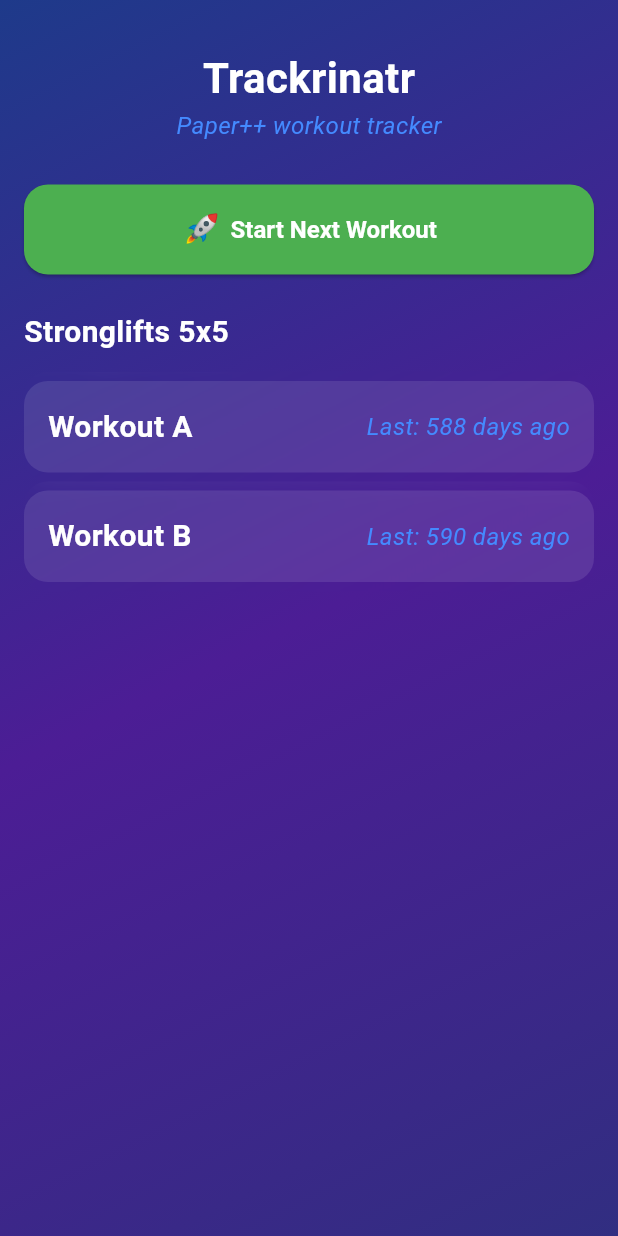
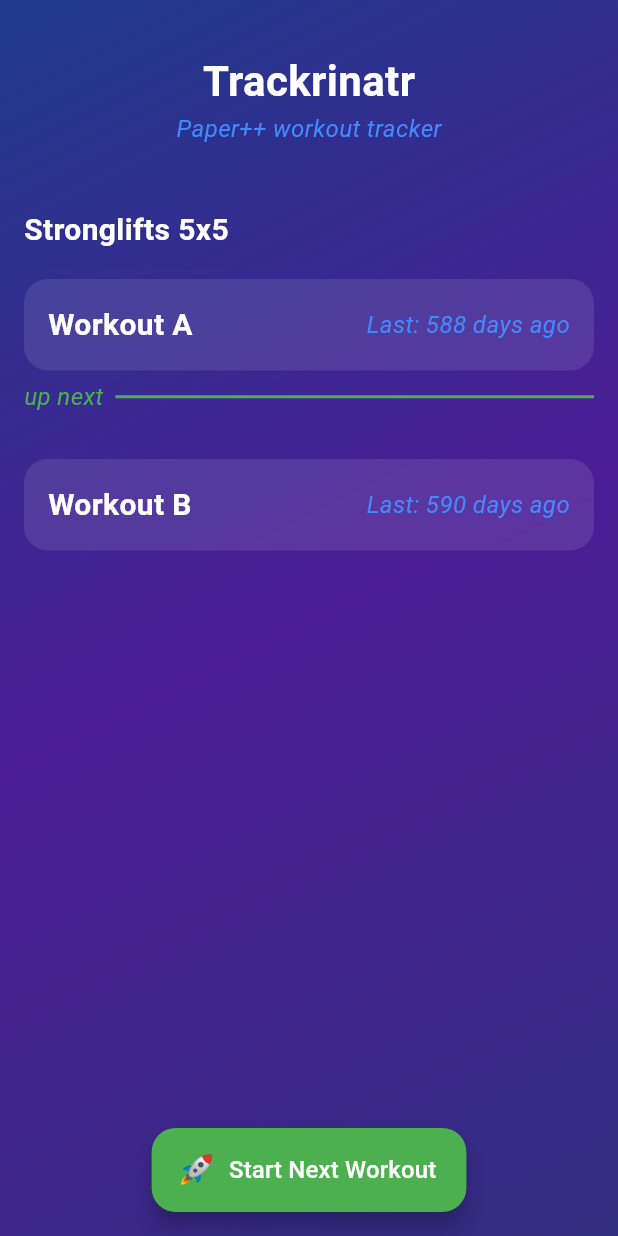
Before and after one commit to c3hmke/trackrinatr, a Flutter app: the screen it shows after launch, on a phone screen of 412 x 824 dp. Run offline on Flutter 3.47's test engine with Material 3 defaults, Android fonts, the phone set to English and light mode, and no system bars.

Commit message:
Shift the WorkoutsList into a widget; add some style updates

```diff
--- a/lib/app/theme.dart
+++ b/lib/app/theme.dart
@@ -45,12 +45,12 @@ class AppColors {
 
   static const primary = Color(0xff4927f5);
   static const accent = Color(0xff9c27b0);
-  static const success = Color(0xff27f549);
+  static const accentAlt = Color(0xff4caf50);
+  static const accentOpt = Color(0xff448aff);
 
   static const textPrimary = Color(0xffffffff);
   static const textSecondary = Color(0xff90caf9);
 
-  static const tertiaryAccent = Color(0xff448aff);
 }
 
 /// Define the text styles used by the application
@@ -59,6 +59,7 @@ class AppText {
   static const subheading = TextStyle(fontSize: 20, fontWeight: FontWeight.bold, color: AppColors.textPrimary);
   static const important = TextStyle(fontSize: 32, fontWeight: FontWeight.bold, color: AppColors.textPrimary);
   static const body = TextStyle(fontSize: 16, color: AppColors.textPrimary);
-  static const caption = TextStyle(fontSize: 16, fontStyle: FontStyle.italic ,color: Colors.blueAccent);
+  static const caption = TextStyle(fontSize: 16, fontStyle: FontStyle.italic ,color: AppColors.accentOpt);
+  static const captionAlt = TextStyle(fontSize: 16, fontStyle: FontStyle.italic ,color: AppColors.accentAlt);
   static const small = TextStyle(color: AppColors.textSecondary, fontSize: 12);
 }
--- a/lib/screens/home_screen.dart
+++ b/lib/screens/home_screen.dart
@@ -1,8 +1,9 @@
 import 'package:flutter/material.dart';
 import 'package:trackrinatr/app/theme.dart';
-import 'package:trackrinatr/screens/exercise_screen.dart';
 import 'package:trackrinatr/models/workout.dart';
 import 'package:trackrinatr/models/exercise.dart';
+import 'package:trackrinatr/widgets/start_workout_button.dart';
+import 'package:trackrinatr/widgets/workout_list.dart';
 import 'package:trackrinatr/widgets/workout_list_item.dart';
 import 'package:trackrinatr/widgets/gradient_background.dart';
 
@@ -58,47 +59,15 @@ class _HomeScreenState extends State<HomeScreen> {
               crossAxisAlignment: CrossAxisAlignment.start,
               children: [
 
-                  const SizedBox(height: 16),
+                const SizedBox(height: 18),
                 const Center(
                   child: Column(
                     children: [
                       Text("Trackrinatr", style: AppText.heading),
                       Text("Paper++ workout tracker", style: AppText.caption),
-                        SizedBox(height: 4),
+                      SizedBox(height: 18),
                     ],
                   ),
-                  ),
-
-                  const SizedBox(height: 24),
-                  ElevatedButton(
-                    style: ElevatedButton.styleFrom(
-                      backgroundColor: Colors.green,
-                      minimumSize: const Size.fromHeight(60),
-                      shape: RoundedRectangleBorder(
-                        borderRadius: BorderRadius.circular(16),
-                      ),
-                    ),
-                    onPressed: () {
-                      Navigator.push(
-                        context,
-                        MaterialPageRoute(
-                          builder: (_) => WorkoutScreen(workout: nextWorkout),
-                        ),
-                      ).then((_) => setState(() {}));
-                    },
-
-                    child: Row(
-                      mainAxisAlignment: MainAxisAlignment.center,
-                      children: [
-                        const Text("🚀 ", style: TextStyle(fontSize: 22)),
-                        Column(
-                          children: [
-                            const Text("Start Next Workout", style: AppText.body),
-                          ],
-                        ),
-                      ],
-                    ),
-
                 ),
 
                 const SizedBox(height: 24),
@@ -106,21 +75,21 @@ class _HomeScreenState extends State<HomeScreen> {
                 const SizedBox(height: 12),
 
                 Expanded(
-                    child: ListView.builder(
-                      itemCount: workouts.length,
-                      itemBuilder: (context, index) {
-                        return WorkoutListItem(
-                          workout: workouts[index],
+                  child: WorkoutList(
+                      workouts: workouts,
                       onUpdated: () => setState(() {})
-                        );
-                      },
-                    ),
-                  ),
+                  )
+                )
 
               ],
             ),
           ),
         ),
+
+        floatingActionButton: StartWorkoutButton(
+            workout: nextWorkout, onFinished: () => setState(() {})
+        ),
+        floatingActionButtonLocation: FloatingActionButtonLocation.centerFloat,
       )
     );
   }
--- /dev/null
+++ b/lib/widgets/start_workout_button.dart
@@ -0,0 +1,40 @@
+import 'package:flutter/material.dart';
+import 'package:trackrinatr/app/theme.dart';
+import 'package:trackrinatr/models/workout.dart';
+import 'package:trackrinatr/screens/exercise_screen.dart';
+
+class StartWorkoutButton extends StatelessWidget {
+  final Workout workout;
+  final VoidCallback onFinished;
+
+  const StartWorkoutButton({
+    super.key,
+    required this.workout,
+    required this.onFinished,
+  });
+
+  @override
+  Widget build(BuildContext context) {
+    return FloatingActionButton.extended(
+      backgroundColor: AppColors.accentAlt,
+      shape: RoundedRectangleBorder(
+        borderRadius: BorderRadius.circular(16),
+      ),
+      onPressed: () {
+        Navigator.push(
+          context,
+          MaterialPageRoute(
+            builder: (_) => WorkoutScreen(workout: workout),
+          ),
+        ).then((_) => onFinished());
+      },
+      icon: const Text("🚀", style: TextStyle(fontSize: 22)),
+      label: Column(
+        crossAxisAlignment: CrossAxisAlignment.start,
+        children: [
+          Text("Start Next Workout", style: AppText.body),
+        ],
+      ),
+    );
+  }
+}
--- /dev/null
+++ b/lib/widgets/workout_list.dart
@@ -0,0 +1,53 @@
+import 'package:flutter/material.dart';
+import 'package:trackrinatr/app/theme.dart';
+import 'package:trackrinatr/models/workout.dart';
+import 'package:trackrinatr/widgets/workout_list_item.dart';
+
+class WorkoutList extends StatelessWidget {
+  final List<Workout> workouts;
+  final VoidCallback onUpdated;
+
+  const WorkoutList({
+    super.key, required this.workouts, required this.onUpdated,
+  });
+
+  @override
+  Widget build(BuildContext context) {
+    return ListView.builder(
+      itemCount: workouts.length,
+      itemBuilder: (context, index) {
+
+        if (index == 0) {
+          return Column(
+              crossAxisAlignment: CrossAxisAlignment.start,
+              children: [
+                WorkoutListItem(
+                    workout: workouts[index],
+                    onUpdated: onUpdated
+                ),
+
+                Row(children: [
+
+                  const Text('up next', style: AppText.captionAlt),
+                  const SizedBox(width: 8),
+                  Expanded(
+                    child: Container(
+                      height: 2,
+                      color: AppColors.accentAlt,
+                    ),
+                  ),
+                ]),
+                const SizedBox(height: 24)
+              ]
+          );
+        }
+
+        return WorkoutListItem(
+            workout: workouts[index],
+            onUpdated: onUpdated
+        );
+      },
+    );
+  }
+
+}
```
Lines whose indentation alone changed are shown as unchanged.
